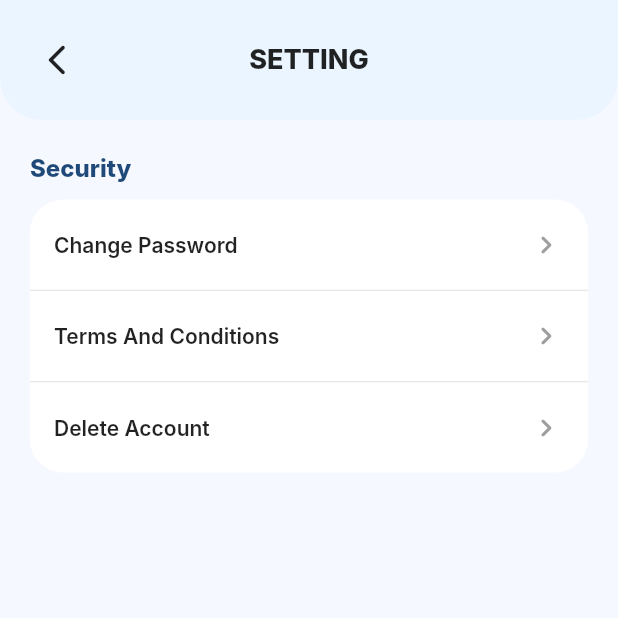
After one commit to apekshaaw/spendsense_frontend, a Flutter app: the SettingsView screen opened by its route, on a phone screen of 412 x 824 dp, the top half of it. The commit adds this screen. Run offline on Flutter 3.47's test engine with Material 3 defaults, Android fonts, the phone set to English and light mode, and no system bars; our stand-ins replace flutter_bloc, image_picker, shared_preferences; accounts and stored records are empty; network calls fail; Roboto replaces fonts that are missing (Inter).

Commit message:
Build profile overview, edit profile, and settings views

```diff
--- /dev/null
+++ b/lib/features/profile/presentation/view/settings_view.dart
@@ -0,0 +1,125 @@
+import 'package:flutter/material.dart';
+import '../../../../app/routes.dart';
+
+class SettingsView extends StatelessWidget {
+  const SettingsView({super.key});
+
+  @override
+  Widget build(BuildContext context) {
+    return Scaffold(
+      backgroundColor: const Color(0xFFF6F8FF),
+      body: SafeArea(
+        child: Column(
+          children: [
+            // header
+            Container(
+              width: double.infinity,
+              padding: const EdgeInsets.symmetric(horizontal: 14, vertical: 16),
+              decoration: const BoxDecoration(
+                color: Color(0xFFEAF5FF),
+                borderRadius: BorderRadius.vertical(bottom: Radius.circular(28)),
+              ),
+              child: Row(
+                children: [
+                  IconButton(
+                    onPressed: () => Navigator.of(context).pop(),
+                    icon: const Icon(Icons.arrow_back_ios_new_rounded),
+                  ),
+                  const Spacer(),
+                  const Text(
+                    'SETTING',
+                    style: TextStyle(fontSize: 18, fontWeight: FontWeight.w800),
+                  ),
+                  const Spacer(),
+                  const SizedBox(width: 48),
+                ],
+              ),
+            ),
+
+            const SizedBox(height: 22),
+
+            Padding(
+              padding: const EdgeInsets.symmetric(horizontal: 20),
+              child: Column(
+                crossAxisAlignment: CrossAxisAlignment.start,
+                children: [
+                  const Text(
+                    'Security',
+                    style: TextStyle(
+                      fontSize: 16,
+                      fontWeight: FontWeight.w800,
+                      color: Color(0xFF1F4978),
+                    ),
+                  ),
+                  const SizedBox(height: 12),
+
+                  Container(
+                    decoration: BoxDecoration(
+                      color: Colors.white,
+                      borderRadius: BorderRadius.circular(22),
+                    ),
+                    child: Column(
+                      children: [
+                        _RowItem(
+                          title: 'Change Password',
+                          onTap: () => Navigator.of(context).pushNamed(AppRoutes.changePassword),
+                        ),
+                        const Divider(height: 1),
+                        _RowItem(
+                          title: 'Terms And Conditions',
+                          onTap: () {
+                            ScaffoldMessenger.of(context).showSnackBar(
+                              const SnackBar(content: Text('Terms And Conditions coming soon 📄')),
+                            );
+                          },
+                        ),
+                        const Divider(height: 1),
+                        _RowItem(
+                          title: 'Delete Account',
+                          onTap: () => Navigator.of(context).pushNamed(AppRoutes.deleteAccount),
+                        ),
+                      ],
+                    ),
+                  ),
+                ],
+              ),
+            ),
+          ],
+        ),
+      ),
+    );
+  }
+}
+
+class _RowItem extends StatelessWidget {
+  final String title;
+  final VoidCallback onTap;
+
+  const _RowItem({required this.title, required this.onTap});
+
+  @override
+  Widget build(BuildContext context) {
+    return InkWell(
+      borderRadius: BorderRadius.circular(22),
+      onTap: onTap,
+      child: Padding(
+        padding: const EdgeInsets.symmetric(horizontal: 16, vertical: 18),
+        child: Row(
+          children: [
+            Expanded(
+              child: Text(
+                title,
+                style: const TextStyle(
+                  fontSize: 14,
+                  fontWeight: FontWeight.w600,
+                  color: Colors.black87,
+                ),
+              ),
+            ),
+            const Icon(Icons.chevron_right_rounded, color: Colors.grey),
+          ],
+        ),
+      ),
+    );
+  }
+}
```
Also changed, not shown: lib/features/profile/presentation/view/edit_profile_view.dart (+160 -52 lines), lib/features/profile/presentation/view/profile_view.dart (+84 -72 lines).
